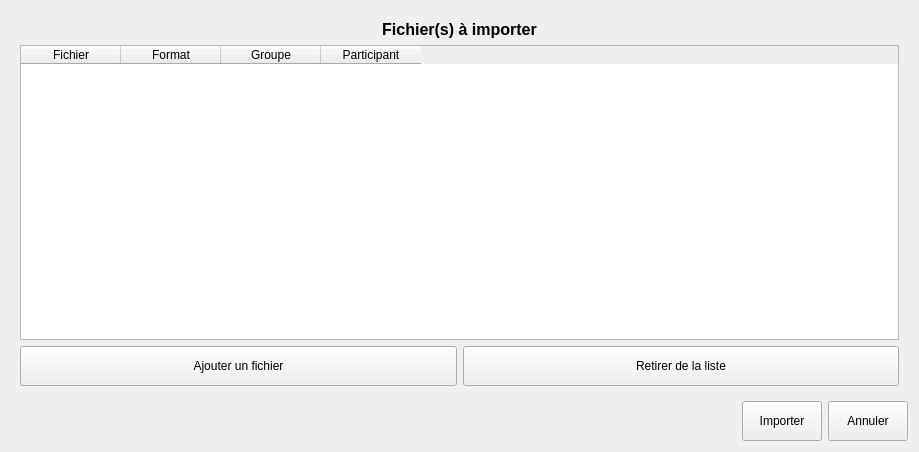
Qt form python/resources/ui/importbrowser.ui (introlab/OpenIMU) before a commit.
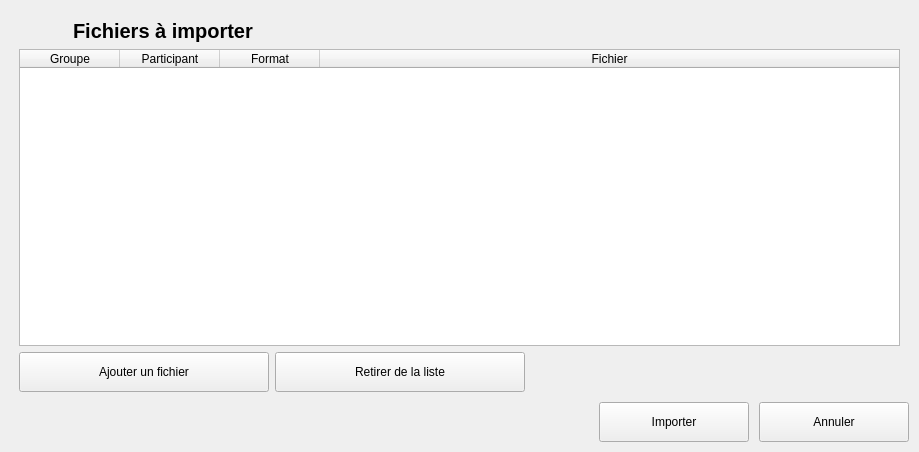
The same form after that commit. Icons and pictures are not drawn.

The edit to the form file:
```diff
--- a/python/resources/ui/importbrowser.ui
+++ b/python/resources/ui/importbrowser.ui
@@ -14,6 +14,21 @@
    <string>Assistant - Importation</string>
   </property>
   <layout class="QVBoxLayout" name="verticalLayout">
+   <property name="spacing">
+    <number>1</number>
+   </property>
+   <property name="leftMargin">
+    <number>10</number>
+   </property>
+   <property name="topMargin">
+    <number>10</number>
+   </property>
+   <property name="rightMargin">
+    <number>10</number>
+   </property>
+   <property name="bottomMargin">
+    <number>10</number>
+   </property>
    <item>
     <widget class="QFrame" name="frameImport">
      <property name="sizePolicy">
@@ -27,21 +42,55 @@
        <enum>QLayout::SetDefaultConstraint</enum>
       </property>
       <item>
-       <widget class="QLabel" name="lblImport">
-        <property name="font">
-         <font>
-          <pointsize>12</pointsize>
-          <weight>75</weight>
-          <italic>false</italic>
-          <bold>true</bold>
-         </font>
-        </property>
-        <property name="text">
-         <string>Fichier(s) à importer</string>
-        </property>
-        <property name="alignment">
-         <set>Qt::AlignCenter</set>
-        </property>
+       <widget class="QFrame" name="frameTitle">
+        <layout class="QHBoxLayout" name="horizontalLayout_4">
+         <property name="leftMargin">
+          <number>0</number>
+         </property>
+         <property name="topMargin">
+          <number>0</number>
+         </property>
+         <property name="rightMargin">
+          <number>0</number>
+         </property>
+         <property name="bottomMargin">
+          <number>0</number>
+         </property>
+         <item>
+          <widget class="QLabel" name="lblIcon">
+           <property name="maximumSize">
+            <size>
+             <width>48</width>
+             <height>48</height>
+            </size>
+           </property>
+           <property name="text">
+            <string/>
+           </property>
+           <property name="pixmap">
+            <pixmap resource="../core.qrc">:/OpenIMU/icons/import.png</pixmap>
+           </property>
+           <property name="scaledContents">
+            <bool>true</bool>
+           </property>
+          </widget>
+         </item>
+         <item>
+          <widget class="QLabel" name="lblInfos">
+           <property name="font">
+            <font>
+             <pointsize>15</pointsize>
+             <weight>75</weight>
+             <italic>false</italic>
+             <bold>true</bold>
+            </font>
+           </property>
+           <property name="text">
+            <string>Fichiers à importer</string>
+           </property>
+          </widget>
+         </item>
+        </layout>
        </widget>
       </item>
       <item>
@@ -83,18 +132,14 @@
          <bool>true</bool>
         </attribute>
         <attribute name="horizontalHeaderStretchLastSection">
+         <bool>true</bool>
+        </attribute>
+        <attribute name="verticalHeaderVisible">
          <bool>false</bool>
         </attribute>
-        <column>
-         <property name="text">
-          <string>Fichier</string>
-         </property>
-        </column>
-        <column>
-         <property name="text">
-          <string>Format</string>
-         </property>
-        </column>
+        <attribute name="verticalHeaderStretchLastSection">
+         <bool>false</bool>
+        </attribute>
         <column>
          <property name="text">
           <string>Groupe</string>
@@ -105,6 +150,16 @@
           <string>Participant</string>
          </property>
         </column>
+        <column>
+         <property name="text">
+          <string>Format</string>
+         </property>
+        </column>
+        <column>
+         <property name="text">
+          <string>Fichier</string>
+         </property>
+        </column>
        </widget>
       </item>
       <item>
@@ -113,7 +168,7 @@
          <widget class="QPushButton" name="btnAddFile">
           <property name="minimumSize">
            <size>
-            <width>0</width>
+            <width>250</width>
             <height>40</height>
            </size>
           </property>
@@ -148,7 +203,7 @@
          <widget class="QPushButton" name="btnDelFile">
           <property name="minimumSize">
            <size>
-            <width>0</width>
+            <width>250</width>
             <height>40</height>
            </size>
           </property>
@@ -173,6 +228,19 @@
           </property>
          </widget>
         </item>
+        <item>
+         <spacer name="horizontalSpacer_2">
+          <property name="orientation">
+           <enum>Qt::Horizontal</enum>
+          </property>
+          <property name="sizeHint" stdset="0">
+           <size>
+            <width>40</width>
+            <height>20</height>
+           </size>
+          </property>
+         </spacer>
+        </item>
        </layout>
       </item>
      </layout>
@@ -180,6 +248,9 @@
    </item>
    <item>
     <layout class="QHBoxLayout" name="horizontalLayout_3">
+     <property name="spacing">
+      <number>10</number>
+     </property>
      <property name="sizeConstraint">
       <enum>QLayout::SetMaximumSize</enum>
      </property>
@@ -200,7 +271,7 @@
       <widget class="QPushButton" name="btnOK">
        <property name="minimumSize">
         <size>
-         <width>0</width>
+         <width>150</width>
          <height>40</height>
         </size>
        </property>
@@ -210,6 +281,16 @@
        <property name="text">
         <string>Importer</string>
        </property>
+       <property name="icon">
+        <iconset resource="../core.qrc">
+         <normaloff>:/OpenIMU/icons/import.png</normaloff>:/OpenIMU/icons/import.png</iconset>
+       </property>
+       <property name="iconSize">
+        <size>
+         <width>24</width>
+         <height>24</height>
+        </size>
+       </property>
        <property name="autoDefault">
         <bool>false</bool>
        </property>
@@ -219,7 +300,7 @@
       <widget class="QPushButton" name="btnCancel">
        <property name="minimumSize">
         <size>
-         <width>0</width>
+         <width>150</width>
          <height>40</height>
         </size>
        </property>
@@ -229,6 +310,16 @@
        <property name="text">
         <string>Annuler</string>
        </property>
+       <property name="icon">
+        <iconset resource="../core.qrc">
+         <normaloff>:/OpenIMU/icons/delete.png</normaloff>:/OpenIMU/icons/delete.png</iconset>
+       </property>
+       <property name="iconSize">
+        <size>
+         <width>24</width>
+         <height>24</height>
+        </size>
+       </property>
        <property name="autoDefault">
         <bool>false</bool>
        </property>
```
